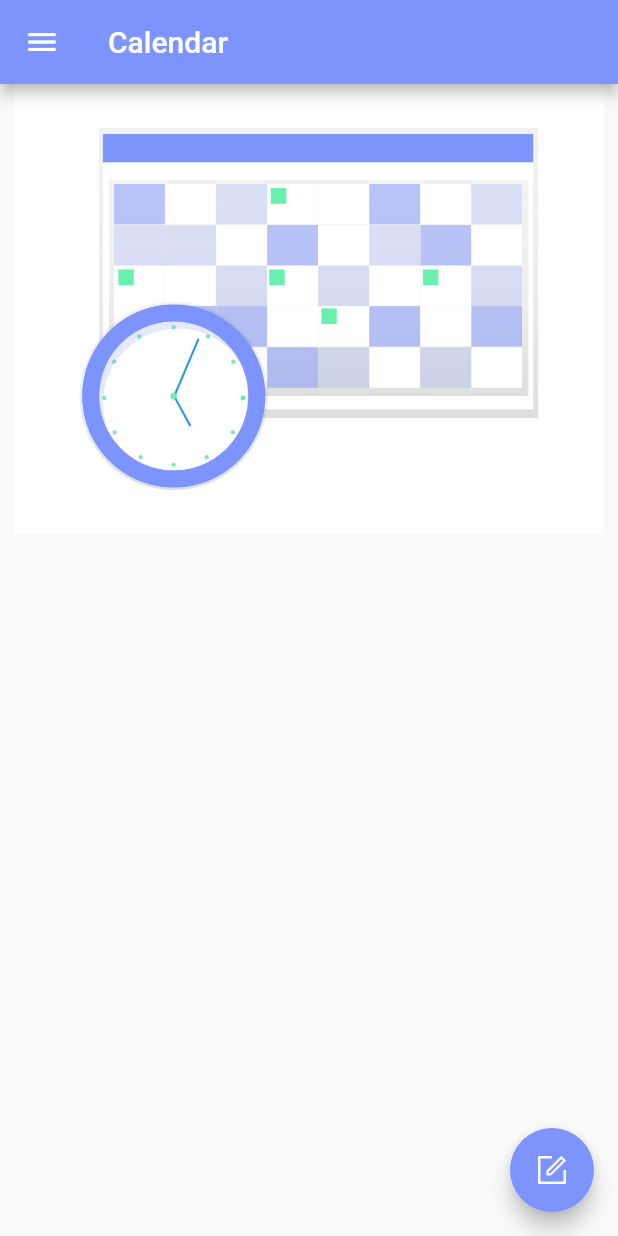
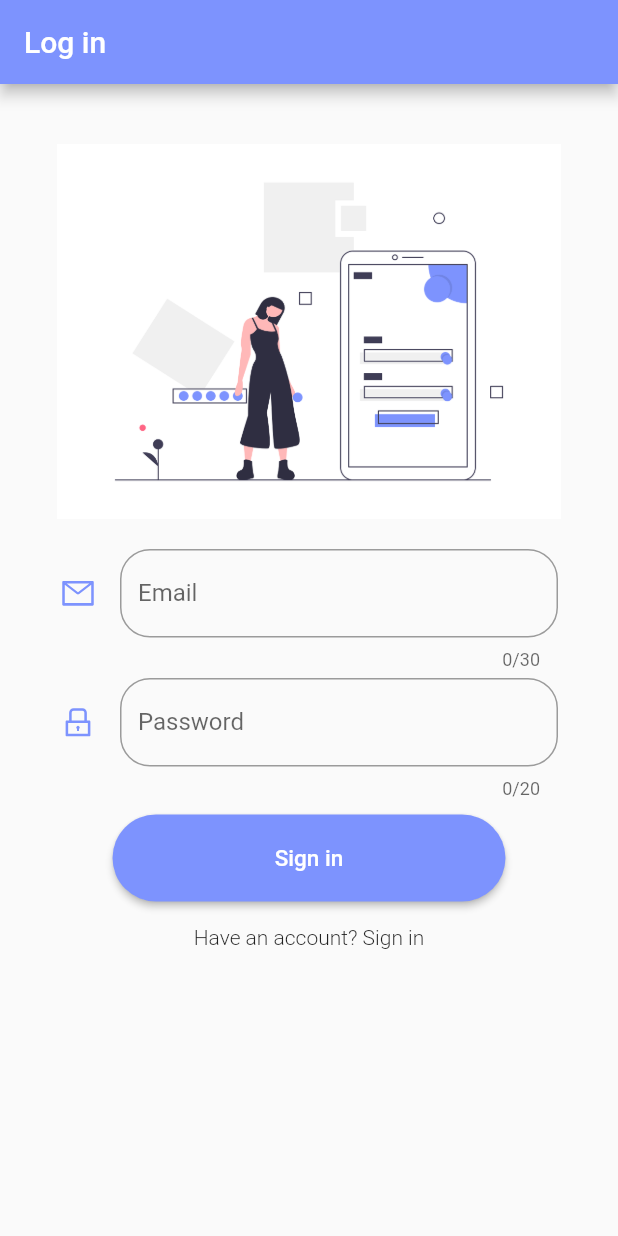
Before and after one commit to ArkadiiShatkovskyi/Android, a Flutter app: the screen it shows after launch, on a phone screen of 412 x 824 dp. Run offline on Flutter 3.47's test engine with Material 2 defaults, Android fonts, the phone set to English and light mode, and no system bars; our stand-ins replace ant_icons, cloud_firestore; missing offline and left inert: flutter_calendar; accounts and stored records are empty.

Commit message:
Project set up,

```diff
--- a/Flutter_Projects/job_app/lib/MenuDrawer.dart
+++ b/Flutter_Projects/job_app/lib/MenuDrawer.dart
@@ -1,7 +1,7 @@
 import 'package:flutter/material.dart';
 import 'package:flutter/rendering.dart';
 
-import 'DrawerCard.dart';
+import 'package:job_app/pages/DrawerCard.dart';
 import 'StyleSettings.dart';
 
 class MenuDrawer extends StatelessWidget{
--- a/Flutter_Projects/job_app/lib/main.dart
+++ b/Flutter_Projects/job_app/lib/main.dart
@@ -1,12 +1,12 @@
 import 'package:flutter/material.dart';
 
-import 'CalendarView.dart';
+import 'package:job_app/pages/LogInPage.dart';
 
 void main() => runApp(JobApp());
 
 class JobApp extends StatelessWidget{
   @override
   Widget build(BuildContext context) {
-    return TextControl();
+    return LogInPage();
   }
 }
--- a/Flutter_Projects/job_app/lib/CalendarView.dart
+++ b/Flutter_Projects/job_app/lib/pages/CalendarPage.dart
@@ -1,10 +1,10 @@
 import 'package:flutter/material.dart';
 import 'package:flutter/rendering.dart';
-import 'MenuDrawer.dart';
-import 'CalendarWidget.dart';
+import 'package:job_app/MenuDrawer.dart';
+import 'package:job_app/CalendarWidget.dart';
 import 'package:ant_icons/ant_icons.dart';
 import 'package:cloud_firestore/cloud_firestore.dart';
-import 'StyleSettings.dart';
+import 'package:job_app/StyleSettings.dart';
 
 class TextControl  extends StatefulWidget{
   @override
@@ -41,7 +41,7 @@ class _WidgetState extends State<TextControl>{
               ],
               ),
               /*body: StreamBuilder(
-                    stream: Firestore.instance.collection('workHoursDB').snapshots(),
+                    stream: Firestore.instance.collection('hoursDB').snapshots(),
                     builder: (context, snapshot){
                       if(!snapshot.hasData) return const Text('Loading...');
                       return ListView.builder(
@@ -129,7 +129,7 @@ class _WidgetState extends State<TextControl>{
           ),
           Expanded(
             child: Text(
-              document['startHour'].toString(),
+              document['strHour'].toString(),
             ),
           ),
           Expanded(
--- a/Flutter_Projects/job_app/lib/DrawerCard.dart
+++ b/Flutter_Projects/job_app/lib/pages/DrawerCard.dart
@@ -3,8 +3,8 @@ import 'dart:io';
 import 'package:flutter/cupertino.dart';
 import 'package:flutter/material.dart';
 
-import 'InfoView.dart';
-import 'LogInView.dart';
+import 'package:job_app/pages/InfoPage.dart';
+import 'package:job_app/pages/LogInPage.dart';
 
 class DrawerCard extends StatelessWidget{
   final String drawerFont;
@@ -34,7 +34,7 @@ class DrawerCard extends StatelessWidget{
           if(text == "About"){
             Navigator.pushReplacement(context, MaterialPageRoute(builder: (context) => InfoWidget()));
           }else if(text == "Login"){
-            Navigator.pushReplacement(context, MaterialPageRoute(builder: (context) => LogInView()));
+            Navigator.pushReplacement(context, MaterialPageRoute(builder: (context) => LogInPage()));
           }else if(text == "Exit"){
             _showExitDialon(context);
           }
--- a/Flutter_Projects/job_app/lib/InfoView.dart
+++ b/Flutter_Projects/job_app/lib/pages/InfoPage.dart
@@ -1,10 +1,9 @@
 import 'package:flutter/material.dart';
-import 'CalendarView.dart';
-import 'StyleSettings.dart';
+import 'package:job_app/pages/CalendarPage.dart';
+import 'package:job_app/StyleSettings.dart';
 
 class InfoWidget extends StatelessWidget{
   final String bcgImage = null;
-
 
   @override
   Widget build(BuildContext context) {
--- /dev/null
+++ b/Flutter_Projects/job_app/lib/pages/LogInPage.dart
@@ -0,0 +1,118 @@
+import 'package:flutter/cupertino.dart';
+import 'package:flutter/material.dart';
+import 'package:flutter/rendering.dart';
+import 'package:job_app/StyleSettings.dart';
+import 'package:ant_icons/ant_icons.dart';
+
+class LogInPage extends StatefulWidget{
+  @override
+  State<StatefulWidget> createState() => new _LogInSignUpState();
+}
+
+class _LogInSignUpState extends State<LogInPage>{
+  @override
+  Widget build(BuildContext context) {
+    return MaterialApp(
+        debugShowCheckedModeBanner: false,
+        home: WillPopScope(
+          onWillPop: () async => false,
+          child: Scaffold(
+            appBar: AppBar(
+              title: Text("Log in"),
+              backgroundColor: styleColor,
+            ),
+            body: Center(
+              child: Container(
+                margin: EdgeInsets.only(top: 40),
+                child: _showBody(),
+              ),
+            ),
+          ),
+        )
+    );
+  }
+
+  Widget _showBody(){
+    return ListView(
+      children: <Widget>[
+        _showImage(),
+        _showEmailField(),
+        new Divider(color: Colors.transparent, height: 5.0,),
+        _showPasswordField(),
+        new Divider(color: Colors.transparent, height: 10.0,),
+        _showMainButton(),
+        _showSecondButton(),
+      ],
+    );
+  }
+
+  Widget _showImage(){
+    return Container(
+      width: 250,
+      height: 250,
+      margin: EdgeInsets.only(bottom: 20),
+      child: CircleAvatar(
+        backgroundColor: Colors.transparent,
+        radius: 48.0,
+        child: Image.asset("assets/images/undraw_mobile_login_ikmv.png"),
+      ),
+    );
+  }
+
+  Widget _showEmailField(){
+    return Container(
+      margin: EdgeInsets.only(left: 40.0, right: 40.0),
+      child: TextFormField(
+        maxLines: 1,
+        maxLength: 30,
+        obscureText: false,
+        decoration: InputDecoration(
+          icon: Icon(AntIcons.mail_outline, color: styleColor),
+          border: OutlineInputBorder(borderRadius: BorderRadius.circular(20)),
+          labelText: 'Email',
+        ),
+      ),
+    );
+  }
+
+  Widget _showPasswordField(){
+    return Container(
+      margin: EdgeInsets.only(left: 40.0, right: 40.0),
+      child: TextFormField(
+        maxLines: 1,
+        maxLength: 20,
+        obscureText: true,
+        decoration: InputDecoration(
+          icon: Icon(AntIcons.lock_outline, color: styleColor),
+          border: OutlineInputBorder(borderRadius: BorderRadius.circular(20)),
+          labelText: 'Password',
+        ),
+      ),
+    );
+  }
+
+  Widget _showMainButton(){
+    return Container(
+      margin: EdgeInsets.only(left: 75, right: 75),
+      child: new RaisedButton(
+        color: styleColor,
+        textColor: Colors.white,
+        padding: EdgeInsets.all(20.0),
+        shape: new RoundedRectangleBorder(borderRadius: new BorderRadius.circular(30.0)),
+        onPressed: () {},
+        child: Text('Sign in',
+          style: new TextStyle(fontSize:15),
+        ),
+      ),
+    );
+  }
+
+  Widget _showSecondButton(){
+    return new FlatButton(
+      child: new Text('Have an account? Sign in',
+          style:
+          new TextStyle(fontSize: 14.0, fontWeight: FontWeight.w300)),
+      onPressed: (){}
+    );
+  }
+}
```
Also changed, not shown: Flutter_Projects/job_app/lib/LogInView.dart (deleted, +0 -83 lines), Flutter_Projects/job_app/lib/services/authentication.dart (added, +46 -0 lines).
